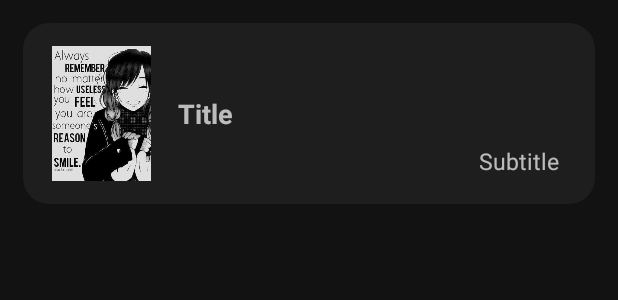
After one commit to ryuu-blue/Ryu, an Android app: the layout search_row_item.xml on its own in the app's theme, with its tools: preview values and no code run, on a phone screen of 412 x 824 dp. The commit adds this screen. Shown: the top 300 px of the screen. Run offline under Robolectric (Android 15) with nearby library versions, the phone set to English and light mode, and no system bars; network calls fail.

Commit message:
major update - SearchAdapter.kt is finally working (not able to click the item in search only result is show) - adjusted design for list item in search view made it interactive with random anime

```diff
--- a/app/build.gradle
+++ b/app/build.gradle
@@ -1,6 +1,7 @@
 plugins {
     id 'com.android.application'
     id 'kotlin-android'
+    id 'kotlin-kapt'
     id 'kotlin-android-extensions'
 }
 
@@ -19,6 +20,10 @@ android {
 
     buildFeatures {
         viewBinding true
+    }
+
+    buildFeatures{
+        dataBinding true
     }
 
     buildTypes {
--- a/app/src/main/java/com/joellui/ryu/AnimeDetailsActivity.kt
+++ b/app/src/main/java/com/joellui/ryu/AnimeDetailsActivity.kt
@@ -35,8 +35,7 @@ class AnimeDetailsActivity : AppCompatActivity() {
     lateinit var seq: Map<Int, String>
 
     var statusList: List<String> = listOf("FINISHED", "RELEASING", "NOT_YET_RELEASED", "CANCELLED")
-    var formatList: List<String> =
-        listOf("TV", "TV_SHORT", "MOVIE", "SPECIAL", "OVA", "ONA", "MUSIC")
+    var formatList: List<String> = listOf("TV", "TV_SHORT", "MOVIE", "SPECIAL", "OVA", "ONA", "MUSIC")
     var seasonPeriodList: List<String> = listOf("WINTER", "SPRING", "SUMMER", "FALL", "UNKNOWN")
     var isFirstTime = true
 
--- a/app/src/main/java/com/joellui/ryu/MainViewModel.kt
+++ b/app/src/main/java/com/joellui/ryu/MainViewModel.kt
@@ -47,11 +47,10 @@ class MainViewModel(private val repository: Repository) : ViewModel() {
 
     fun getSearchAnime(
         title: String,
-        status: String = "0,1,3",
         nsfw: Boolean = false
     ){
         viewModelScope.launch {
-            val response = repository.getSearchAnime(title, status, nsfw)
+            val response = repository.getSearchAnime(title, nsfw)
             searchResponse.value = response
         }
     }
--- a/app/src/main/java/com/joellui/ryu/api/Aniapi.kt
+++ b/app/src/main/java/com/joellui/ryu/api/Aniapi.kt
@@ -33,7 +33,6 @@ interface Aniapi {
     @GET("v1/anime")
     suspend fun getSearchAnime(
         @Query("title") title: String,
-        @Query("status") number: String = "0,1,3",
         @Query("nsfw") nsfw: Boolean = false,
     ): Response<SearchPost>
 
--- a/app/src/main/java/com/joellui/ryu/repositry/Repository.kt
+++ b/app/src/main/java/com/joellui/ryu/repositry/Repository.kt
@@ -23,9 +23,8 @@ class Repository {
 
     suspend fun getSearchAnime(
         title: String,
-        status: String,
         nsfw: Boolean,
     ): Response<SearchPost> {
-        return  RetrofitInstance.api.getSearchAnime(title,status,nsfw)
+        return  RetrofitInstance.api.getSearchAnime(title,nsfw)
     }
 }
--- /dev/null
+++ b/app/src/main/res/layout/search_row_item.xml
@@ -0,0 +1,59 @@
+<?xml version="1.0" encoding="utf-8"?>
+<layout xmlns:tools="http://schemas.android.com/tools"
+    xmlns:android="http://schemas.android.com/apk/res/android"
+    xmlns:app="http://schemas.android.com/apk/res-auto">
+
+    <androidx.constraintlayout.widget.ConstraintLayout
+        android:layout_width="match_parent"
+        android:layout_height="wrap_content"
+        android:layout_marginVertical="10dp"
+        android:background="@drawable/bottom_navigation_background"
+        android:layout_margin="15dp"
+        android:paddingVertical="10dp">
+
+        <ImageView
+            android:id="@+id/SearchAnimeCover"
+            android:layout_width="70dp"
+            android:layout_height="90dp"
+            android:layout_margin="5dp"
+            android:layout_marginStart="16dp"
+            android:layout_marginEnd="8dp"
+            android:scaleType="fitCenter"
+            android:src="@drawable/cover_loader_image"
+            app:layout_constraintBottom_toBottomOf="parent"
+            app:layout_constraintEnd_toEndOf="parent"
+            app:layout_constraintHorizontal_bias="0.04"
+            app:layout_constraintStart_toStartOf="parent"
+            app:layout_constraintTop_toTopOf="parent" />
+
+        <TextView
+            android:id="@+id/SearchTitle"
+            android:layout_width="0dp"
+            android:layout_height="wrap_content"
+            android:layout_marginStart="16dp"
+            android:layout_marginEnd="16dp"
+            android:text="Title"
+            android:textSize="18sp"
+            android:textStyle="bold"
+            app:layout_constraintBottom_toBottomOf="@id/SearchAnimeCover"
+            app:layout_constraintEnd_toEndOf="parent"
+            app:layout_constraintHorizontal_bias="0.14"
+            app:layout_constraintStart_toEndOf="@id/SearchAnimeCover"
+            app:layout_constraintTop_toTopOf="@id/SearchAnimeCover" />
+
+        <TextView
+            android:id="@+id/SearchSubtitle"
+            android:layout_width="0dp"
+            android:layout_height="wrap_content"
+            android:layout_marginEnd="24dp"
+            android:text="Subtitle"
+            android:textAlignment="viewEnd"
+            android:textSize="15sp"
+            app:layout_constraintBottom_toBottomOf="parent"
+            app:layout_constraintEnd_toEndOf="parent"
+            app:layout_constraintHorizontal_bias="0.83"
+            app:layout_constraintStart_toStartOf="@+id/SearchTitle"
+            app:layout_constraintTop_toBottomOf="@id/SearchTitle" />
+
+    </androidx.constraintlayout.widget.ConstraintLayout>
+</layout>
```
Also changed, not shown: app/src/main/java/com/joellui/ryu/SearchFragment.kt (+41 -0 lines), app/src/main/java/com/joellui/ryu/adapter/SearchAdapter.kt (added, +54 -0 lines), app/src/main/res/layout/fragment_search.xml (+27 -10 lines).
